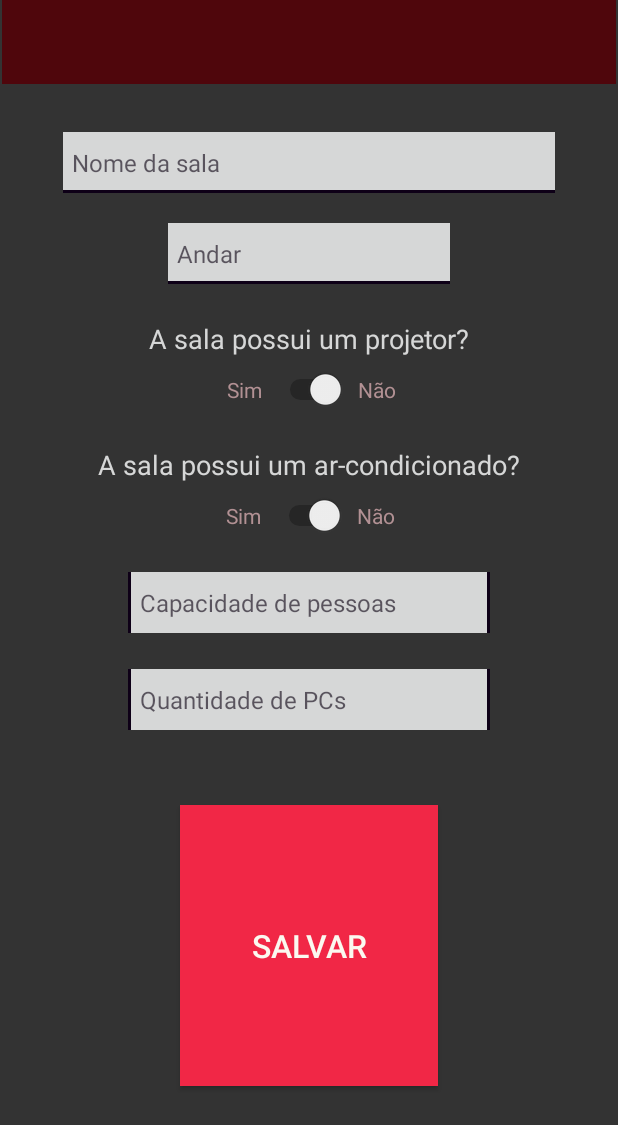
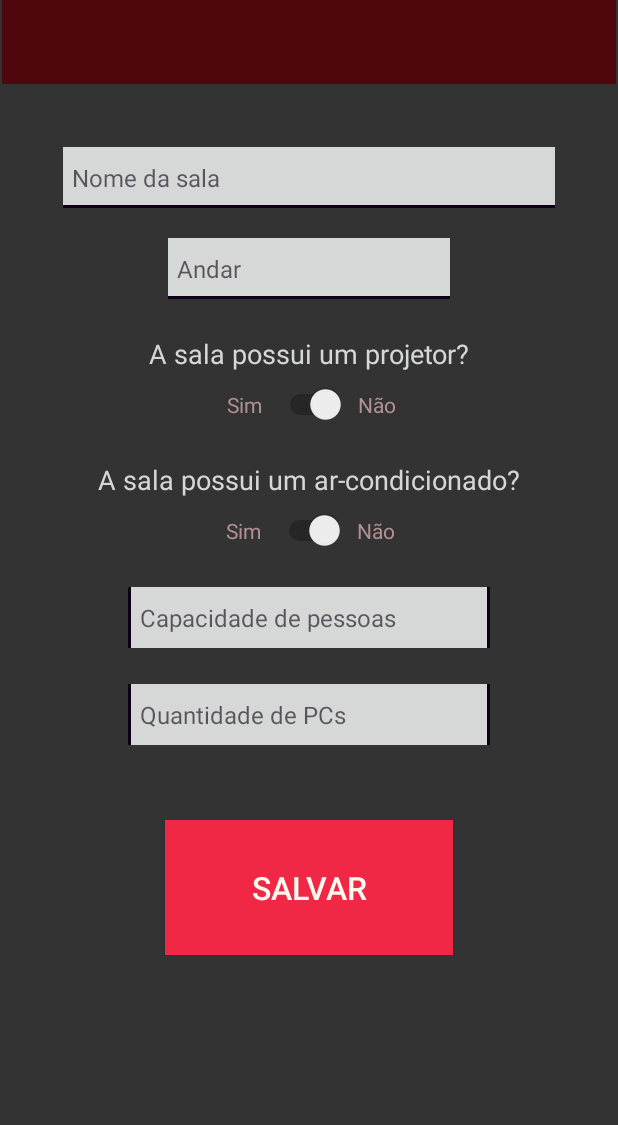
Before and after one commit to lucasSaints/RoomControl, an Android app: the layout activity_form_salas.xml on its own in the app's theme, with its tools: preview values and no code run, on a phone screen of 412 x 824 dp. Shown: the top 1125 px of the screen. Run offline under Robolectric (Android 15) with nearby library versions, the phone set to English and light mode, and no system bars.

```diff
--- a/RoomControl/app/src/main/res/layout/activity_form_salas.xml
+++ b/RoomControl/app/src/main/res/layout/activity_form_salas.xml
@@ -9,16 +9,18 @@
         android:background="@color/colorDarkGray"
         android:orientation="vertical">
 
-        <androidx.appcompat.widget.Toolbar
-            android:id="@+id/toolbar2"
-            android:layout_width="409dp"
-            android:layout_height="wrap_content"
-            android:background="?attr/colorPrimary"
-            android:minHeight="?attr/actionBarSize"
-            android:theme="?attr/actionBarTheme"
+        <ScrollView
+            android:layout_width="0dp"
+            android:layout_height="0dp"
+            app:layout_constraintBottom_toBottomOf="parent"
             app:layout_constraintEnd_toEndOf="parent"
             app:layout_constraintStart_toStartOf="parent"
-            app:layout_constraintTop_toTopOf="parent" />
+            app:layout_constraintTop_toBottomOf="@+id/toolbar2">
+
+            <androidx.constraintlayout.widget.ConstraintLayout
+                android:layout_width="match_parent"
+                android:layout_height="match_parent"
+                android:paddingBottom="42dp">
 
                 <EditText
                     android:id="@+id/nomeSala"
@@ -26,7 +28,7 @@
                     android:layout_height="wrap_content"
                     android:layout_marginStart="42dp"
                     android:layout_marginLeft="42dp"
-        android:layout_marginTop="32dp"
+                    android:layout_marginTop="42dp"
                     android:layout_marginEnd="42dp"
                     android:layout_marginRight="42dp"
                     android:background="?attr/colorButtonNormal"
@@ -43,7 +45,7 @@
                     android:textSize="16sp"
                     app:layout_constraintEnd_toEndOf="parent"
                     app:layout_constraintStart_toStartOf="parent"
-        app:layout_constraintTop_toBottomOf="@+id/toolbar2" />
+                    app:layout_constraintTop_toTopOf="parent" />
 
                 <EditText
                     android:id="@+id/andarSala"
@@ -271,22 +273,36 @@
                 <Button
                     android:id="@+id/salvador"
                     android:layout_width="0dp"
-        android:layout_height="0dp"
-        android:layout_marginStart="120dp"
-        android:layout_marginLeft="120dp"
+                    android:layout_height="90dp"
+                    android:layout_marginStart="110dp"
+                    android:layout_marginLeft="110dp"
                     android:layout_marginTop="50dp"
-        android:layout_marginEnd="120dp"
-        android:layout_marginRight="120dp"
-        android:layout_marginBottom="100dp"
+                    android:layout_marginEnd="110dp"
+                    android:layout_marginRight="110dp"
                     android:background="@color/colorAccent"
                     android:shadowColor="@color/colorFakeBlack"
                     android:shadowDy="10"
                     android:text="@string/save"
                     android:textColor="@color/colorText"
                     android:textSize="21sp"
-        app:layout_constraintBottom_toBottomOf="parent"
                     app:layout_constraintEnd_toEndOf="parent"
                     app:layout_constraintStart_toStartOf="parent"
                     app:layout_constraintTop_toBottomOf="@+id/imageView5" />
 
             </androidx.constraintlayout.widget.ConstraintLayout>
+        </ScrollView>
+
+        <androidx.appcompat.widget.Toolbar
+            android:id="@+id/toolbar2"
+            android:layout_width="409dp"
+            android:layout_height="wrap_content"
+            android:background="?attr/colorPrimary"
+            android:minHeight="?attr/actionBarSize"
+            android:theme="?attr/actionBarTheme"
+            app:layout_constraintEnd_toEndOf="parent"
+            app:layout_constraintStart_toStartOf="parent"
+            app:layout_constraintTop_toTopOf="parent" />
+
+
+
+</androidx.constraintlayout.widget.ConstraintLayout>
```
Also changed, not shown: RoomControl/app/src/main/java/com/wise/roomcontrol/activities/LoginActivity.java (+4 -4 lines), RoomControl/app/src/main/java/com/wise/roomcontrol/activities/boss/FormSalaActivity.java (added, +89 -0 lines), RoomControl/app/src/main/java/com/wise/roomcontrol/adapters/UserAdapter.java (added, +55 -0 lines), RoomControl/app/src/main/res/layout/activity_slaves.xml (added, +13 -0 lines). Lines whose indentation alone changed are shown as unchanged.
